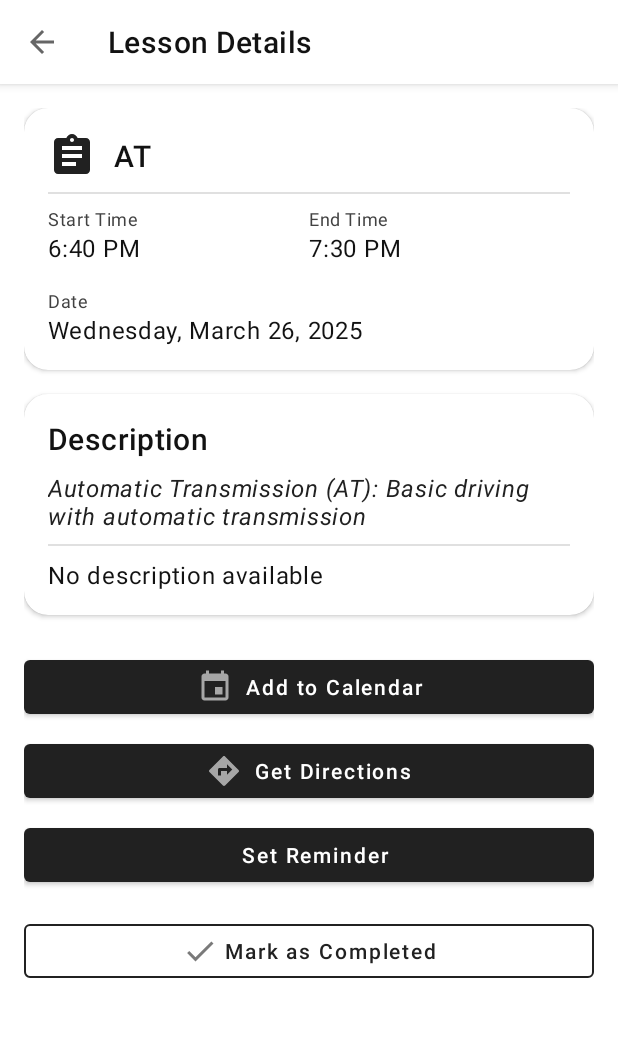
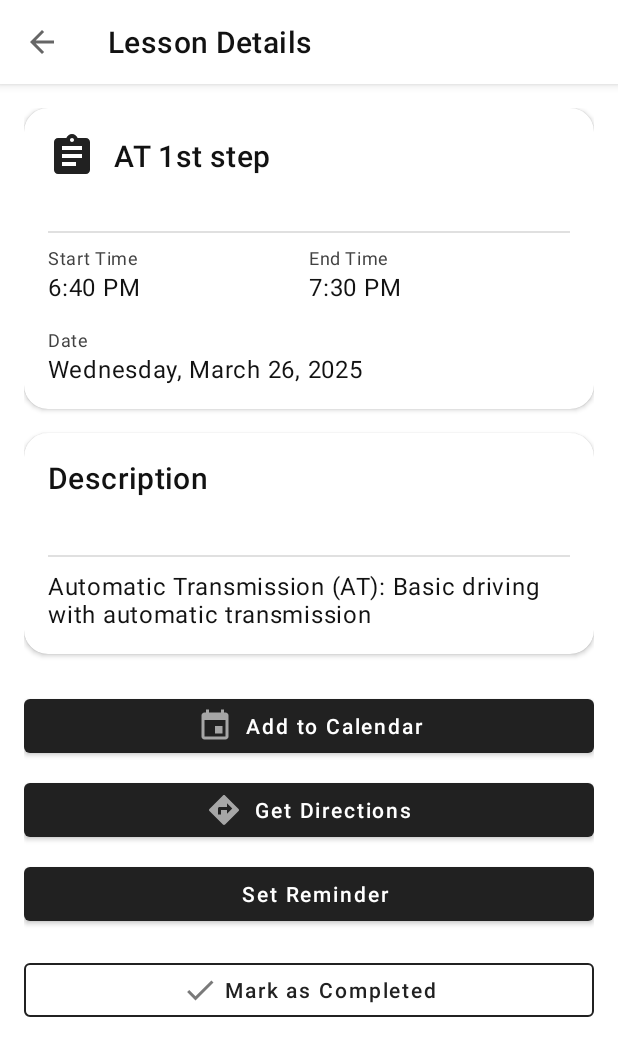
Before and after one commit to ahammedrohit/koyama-scheduler, an Android app: the AllSchedulesActivity screen opened directly, with no data from a screen before it, after a tap on "AT", on a phone screen of 412 x 824 dp. Shown: the top 1056 px of the screen. Run offline under Robolectric (Android 15) with nearby library versions, the phone set to English and light mode, and no system bars; our stand-ins replace Room's generated code.

```diff
--- a/app/src/main/java/com/koyama/scheduler/data/db/AppDatabase.java
+++ b/app/src/main/java/com/koyama/scheduler/data/db/AppDatabase.java
@@ -43,7 +43,7 @@ public abstract class AppDatabase extends RoomDatabase {
                 LessonDao lessonDao = INSTANCE.lessonDao();
 
                 // March 2025
-                lessonDao.insertLesson(new Lesson("1", "2025-03-15", "2:30 PM", "3:20 PM", "Apti.t", "1", "Aptitude test"));
+                lessonDao.insertLesson(new Lesson("1", "2025-03-15", "2:30 PM", "3:20 PM", "APTIT", "1", "Aptitude test"));
                 lessonDao.insertLesson(new Lesson("2", "2025-03-15", "3:30 PM", "4:20 PM", "1", "", ""));
                 lessonDao.insertLesson(new Lesson("3", "2025-03-19", "6:40 PM", "7:30 PM", "6", "", ""));
                 lessonDao.insertLesson(new Lesson("4", "2025-03-19", "7:40 PM", "8:30 PM", "8", "", ""));
--- a/app/src/main/java/com/koyama/scheduler/ui/LessonDetailActivity.java
+++ b/app/src/main/java/com/koyama/scheduler/ui/LessonDetailActivity.java
@@ -18,6 +18,7 @@ import androidx.lifecycle.ViewModelProvider;
 import com.google.android.material.button.MaterialButton;
 import com.koyama.scheduler.R;
 import com.koyama.scheduler.data.model.Lesson;
+import com.koyama.scheduler.util.AbbreviationHelper;
 import com.koyama.scheduler.viewmodel.LessonViewModel;
 
 import java.time.LocalDate;
@@ -103,7 +104,7 @@ public class LessonDetailActivity extends AppCompatActivity {
         viewModel.getLessonById(lessonId).observe(this, lesson -> {
             if (lesson != null) {
                 currentLesson = lesson;
-                updateUI(lesson);
+                populateView(lesson);
 
                 // Show or hide the undo button based on lesson completion status
                 if (lesson.isCompleted()) {
@@ -130,6 +131,8 @@ public class LessonDetailActivity extends AppCompatActivity {
         lessonTypeFullDescriptions.put("PT", getString(R.string.lesson_pt));
         lessonTypeFullDescriptions.put("CPR", getString(R.string.lesson_cpr));
         lessonTypeFullDescriptions.put("APTIT", getString(R.string.lesson_aptit));
+        lessonTypeFullDescriptions.put("APTI.T", getString(R.string.lesson_aptit));
+        lessonTypeFullDescriptions.put("Apti.t", getString(R.string.lesson_aptit));
         lessonTypeFullDescriptions.put("CDD", getString(R.string.lesson_cdd));
         lessonTypeFullDescriptions.put("EXT", getString(R.string.lesson_ext));
         lessonTypeFullDescriptions.put("EX&RD", getString(R.string.lesson_exrd));
@@ -144,6 +147,8 @@ public class LessonDetailActivity extends AppCompatActivity {
         lessonTypeFullMeanings.put("PT", getString(R.string.lesson_pt_full));
         lessonTypeFullMeanings.put("CPR", getString(R.string.lesson_cpr_full));
         lessonTypeFullMeanings.put("APTIT", getString(R.string.lesson_aptit_full));
+        lessonTypeFullMeanings.put("APTI.T", getString(R.string.lesson_aptit_full));
+        lessonTypeFullMeanings.put("Apti.t", getString(R.string.lesson_aptit_full));
         lessonTypeFullMeanings.put("CDD", getString(R.string.lesson_cdd_full));
         lessonTypeFullMeanings.put("EXT", getString(R.string.lesson_ext_full));
         lessonTypeFullMeanings.put("EX&RD", getString(R.string.lesson_exrd_full));
@@ -157,44 +162,60 @@ public class LessonDetailActivity extends AppCompatActivity {
             Toast.makeText(this, "Lesson marked as not completed", Toast.LENGTH_SHORT).show();
 
             // The UI will be updated automatically through the lesson observer
-            updateUI(currentLesson);
+            populateView(currentLesson);
             findViewById(R.id.button_undo_mark_completed).setVisibility(View.GONE);
         }
     }
 
-    private void updateUI(Lesson lesson) {
-        if (lesson.getEventType() != null && !lesson.getEventType().isEmpty()) {
-            // Set just the abbreviation in header (AT, PT, etc.)
-            lessonTypeFullText.setText(lesson.getEventType().toUpperCase());
-
-            // Set full meaning in description area
-            lessonTypeFullMeaningText.setText(getLessonTypeFullMeaning(lesson.getEventType()));
-        } else {
-            lessonTypeFullText.setText(getString(R.string.lesson_generic));
-            lessonTypeFullMeaningText.setText("");
+    private void populateView(Lesson lesson) {
+        if (lesson == null) {
+            return;
         }
 
-        // Set the lesson number if available
-        if (lesson.getEventNumber() != null && !lesson.getEventNumber().isEmpty()) {
-            lessonNumberText.setText(String.format("Lesson #%s", lesson.getEventNumber()));
-            lessonNumberText.setVisibility(View.VISIBLE);
-        } else {
-            lessonNumberText.setVisibility(View.GONE);
+        // Standardize the event type
+        String eventType = lesson.getEventType();
+        if (eventType != null) {
+            eventType = AbbreviationHelper.standardizeAbbreviation(eventType);
         }
 
+        // Get descriptions from AbbreviationHelper
+        Map<String, String> lessonTypeFullDescriptions = AbbreviationHelper.getAbbreviationDisplayNames(this);
+        Map<String, String> lessonTypeFullMeanings = AbbreviationHelper.getAbbreviationFullDescriptions(this);
+
+        // Set date
+        dateText.setText(formatDate(lesson.getDate()));
+
+        // Set title with event type and number
+        String titleText = "";
+        if (eventType != null && !eventType.isEmpty()) {
+            String displayName = lessonTypeFullDescriptions.get(eventType);
+            if (displayName != null) {
+                titleText = displayName;
+            } else {
+                titleText = eventType;
+            }
+        }
+
+        if (lesson.getEventNumber() != null && !lesson.getEventNumber().isEmpty()) {
+            titleText += " #" + lesson.getEventNumber();
+        }
+        lessonTypeFullText.setText(titleText);
+
+        // Set times
         startTimeText.setText(lesson.getStartTime());
         endTimeText.setText(lesson.getEndTime());
 
-        // Format date
-        LocalDate date = LocalDate.parse(lesson.getDate());
-        DateTimeFormatter formatter = DateTimeFormatter.ofPattern("EEEE, MMMM d, yyyy");
-        dateText.setText(date.format(formatter));
-
-        // Set description if available
-        if (lesson.getDescription() != null && !lesson.getDescription().isEmpty()) {
-            descriptionText.setText(lesson.getDescription());
+        // Set description
+        if (eventType != null && !eventType.isEmpty()) {
+            String fullDescription = lessonTypeFullMeanings.get(eventType);
+            if (fullDescription != null) {
+                descriptionText.setText(fullDescription);
+                descriptionText.setVisibility(View.VISIBLE);
+            } else {
+                descriptionText.setVisibility(View.GONE);
+            }
         } else {
-            descriptionText.setText(getString(R.string.no_description_available));
+            descriptionText.setVisibility(View.GONE);
         }
 
         // Update mark completed button state
@@ -261,7 +282,7 @@ public class LessonDetailActivity extends AppCompatActivity {
             Toast.makeText(this, "Lesson marked as completed", Toast.LENGTH_SHORT).show();
 
             // The UI will be updated automatically through the lesson observer
-            updateUI(currentLesson);
+            populateView(currentLesson);
             findViewById(R.id.button_undo_mark_completed).setVisibility(View.VISIBLE);
         }
     }
@@ -288,4 +309,19 @@ public class LessonDetailActivity extends AppCompatActivity {
 
         return lessonTypeFullMeanings.getOrDefault(eventType.toUpperCase(), eventType);
     }
+
+    /**
+     * Formats a date string into a user-friendly format
+     * @param dateString Date in ISO format (yyyy-MM-dd)
+     * @return Formatted date string
+     */
+    private String formatDate(String dateString) {
+        try {
+            LocalDate date = LocalDate.parse(dateString);
+            DateTimeFormatter formatter = DateTimeFormatter.ofPattern("EEEE, MMMM d, yyyy");
+            return date.format(formatter);
+        } catch (Exception e) {
+            return dateString; // Return original string if parsing fails
+        }
+    }
 }
--- /dev/null
+++ b/app/src/main/java/com/koyama/scheduler/util/AbbreviationHelper.java
@@ -0,0 +1,109 @@
+package com.koyama.scheduler.util;
+
+import android.content.Context;
+
+import com.koyama.scheduler.R;
+
+import java.util.HashMap;
+import java.util.Map;
+
+/**
+ * Helper class for handling lesson type abbreviations consistently throughout the app
+ */
+public class AbbreviationHelper {
+
+    /**
+     * Standardizes the abbreviation format, handling all possible variants
+     * @param abbreviation The original abbreviation
+     * @return The standardized abbreviation
+     */
+    public static String standardizeAbbreviation(String abbreviation) {
+        if (abbreviation == null) return null;
+
+        // First check for exact matches of known variants
+        if ("Apti.t".equals(abbreviation)) {
+            return "APTIT";
+        }
+
+        // Handle other known variations by uppercase
+        switch (abbreviation.toUpperCase()) {
+            case "APTI.T":
+            case "APTI.T.":
+            case "APTI T":
+            case "APTIT.":
+                return "APTIT";
+            case "EX&RD":
+            case "EXRD":
+            case "EX RD":
+            case "EX-RD":
+                return "EX&RD";
+            default:
+                // If the abbreviation matches a standard one except for case, use the standard case
+                for (String std : getStandardAbbreviations()) {
+                    if (std.equalsIgnoreCase(abbreviation)) {
+                        return std;
+                    }
+                }
+                return abbreviation;
+        }
+    }
+
+    /**
+     * Gets all the standard abbreviations used in the app
+     * @return An array of standard abbreviations
+     */
+    public static String[] getStandardAbbreviations() {
+        return new String[] {
+            "AT",    // Automatic Transmission (1st step)
+            "A50",   // Advanced 50 (AT 2nd step)
+            "ATP",   // Automatic Transmission Parking
+            "PT",    // Pre-test
+            "CPR",   // Cardio Pulmonary Resuscitation
+            "APTIT", // Aptitude Test
+            "CDD",   // Combination of Driving Lesson and Discussion
+            "EX&RD", // Expressway and Route Determination
+            "APS",   // Special Item Lesson
+            "EXT"    // Extra Lesson
+        };
+    }
+
+    /**
+     * Gets a map of all abbreviations and their full display names
+     * @param context Context for string resources
+     * @return Map of abbreviations to display names
+     */
+    public static Map<String, String> getAbbreviationDisplayNames(Context context) {
+        Map<String, String> displayNames = new HashMap<>();
+        displayNames.put("AT", context.getString(R.string.lesson_at));
+        displayNames.put("A50", context.getString(R.string.lesson_a50));
+        displayNames.put("ATP", context.getString(R.string.lesson_atp));
+        displayNames.put("PT", context.getString(R.string.lesson_pt));
+        displayNames.put("CPR", context.getString(R.string.lesson_cpr));
+        displayNames.put("APTIT", context.getString(R.string.lesson_aptit));
+        displayNames.put("CDD", context.getString(R.string.lesson_cdd));
+        displayNames.put("EXT", context.getString(R.string.lesson_ext));
+        displayNames.put("EX&RD", context.getString(R.string.lesson_exrd));
+        displayNames.put("APS", context.getString(R.string.lesson_aps));
+        return displayNames;
+    }
+
+    /**
+     * Gets a map of all abbreviations and their full descriptions
+     * @param context Context for string resources
+     * @return Map of abbreviations to full descriptions
+     */
+    public static Map<String, String> getAbbreviationFullDescriptions(Context context) {
+        Map<String, String> fullDescriptions = new HashMap<>();
+        fullDescriptions.put("AT", context.getString(R.string.lesson_at_full));
+        fullDescriptions.put("A50", context.getString(R.string.lesson_a50_full));
+        fullDescriptions.put("ATP", context.getString(R.string.lesson_atp_full));
+        fullDescriptions.put("PT", context.getString(R.string.lesson_pt_full));
+        fullDescriptions.put("CPR", context.getString(R.string.lesson_cpr_full));
+        fullDescriptions.put("APTIT", context.getString(R.string.lesson_aptit_full));
+        fullDescriptions.put("CDD", context.getString(R.string.lesson_cdd_full));
+        fullDescriptions.put("EXT", context.getString(R.string.lesson_ext_full));
+        fullDescriptions.put("EX&RD", context.getString(R.string.lesson_exrd_full));
+        fullDescriptions.put("APS", context.getString(R.string.lesson_aps_full));
+        return fullDescriptions;
+    }
+}
--- a/app/src/main/res/values/colors.xml
+++ b/app/src/main/res/values/colors.xml
@@ -28,6 +28,7 @@
     <color name="lesson_exrd">#78D9EC</color>        <!-- Light Blue -->
     <color name="lesson_aps">#B9A9BE</color>         <!-- Lavender -->
     <color name="lesson_general">#9E9E9E</color>     <!-- Gray - for unknown lesson types -->
+    <color name="lesson_generic">#757575</color>      <!-- Gray -->
 
     <!-- Dark mode lesson type colors -->
     <color name="lesson_at_dark">#5B9D6B</color>     <!-- Darker Green -->
--- a/app/src/main/res/values/strings.xml
+++ b/app/src/main/res/values/strings.xml
@@ -148,10 +148,10 @@
     <string name="lesson_pt_full">Practice Test (PT): Simulated test environment to prepare for examination</string>
     <string name="lesson_cpr_full">Cardio Pulmonary Resuscitation (CPR): Emergency response training</string>
     <string name="lesson_aptit_full">Aptitude Test (APTIT): Assessment of driving aptitude and capabilities</string>
-    <string name="lesson_cdd_full">Comprehensive Driving Discussion (CDD): In-depth lesson combining practice and theory</string>
-    <string name="lesson_ext_full">Extended Training (EXT): Additional practice hours for skill refinement</string>
+    <string name="lesson_cdd_full">Combination of Driving Lesson and Discussion (CDD): In-depth lesson combining practice and theory</string>
+    <string name="lesson_ext_full">Extra Lesson (EXT): Additional practice hours (¥4,950/hr)</string>
     <string name="lesson_exrd_full">Expressway and Route Determination (EX&amp;RD): Highway driving and navigation</string>
-    <string name="lesson_aps_full">Advanced Practical Skills (APS): Advanced maneuvers and specialized techniques</string>
+    <string name="lesson_aps_full">Special Item Lesson (APS): Advanced maneuvers and specialized techniques</string>
 
     <!-- Abbreviations Guide -->
     <string name="abbreviations_title">Lesson Type Abbreviations</string>
```
Also changed, not shown: app/src/main/java/com/koyama/scheduler/adapter/LessonAdapter.java (+27 -34 lines), app/src/main/java/com/koyama/scheduler/ui/AllSchedulesActivity.java (+10 -1 lines), app/src/main/java/com/koyama/scheduler/ui/MainActivity.java (+6 -2 lines).
